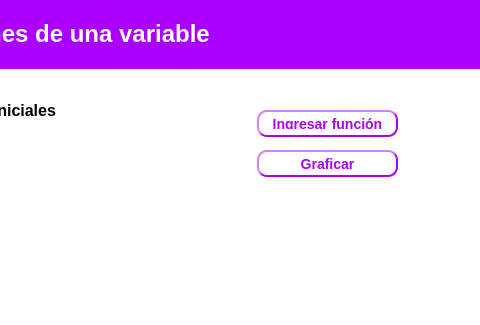
First picture: the form in UI/paginaprincipal.ui, repository dhoyoso/AnalisisNumerico, before the edit; both pictures show x 383 to 863 and y 0 to 325 of the 863 by 558 pixel window.
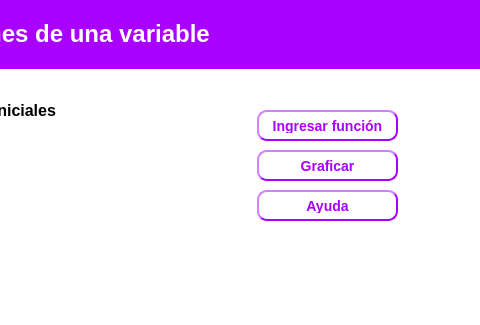
Second picture: the form after the edit.

Diff of the .ui file:
```diff
--- a/UI/paginaprincipal.ui
+++ b/UI/paginaprincipal.ui
@@ -277,7 +277,7 @@
      <x>640</x>
      <y>110</y>
      <width>141</width>
-     <height>27</height>
+     <height>31</height>
     </rect>
    </property>
    <property name="font">
@@ -307,7 +307,7 @@
      <x>640</x>
      <y>150</y>
      <width>141</width>
-     <height>27</height>
+     <height>31</height>
     </rect>
    </property>
    <property name="font">
@@ -377,6 +377,36 @@
     <string>&lt;html&gt;&lt;head/&gt;&lt;body&gt;&lt;p align=&quot;center&quot;&gt;&lt;span style=&quot; font-size:18pt; font-weight:600; color:#ffffff;&quot;&gt;Ecuaciones de una variable&lt;/span&gt;&lt;/p&gt;&lt;/body&gt;&lt;/html&gt;</string>
    </property>
   </widget>
+  <widget class="QPushButton" name="ayuda">
+   <property name="geometry">
+    <rect>
+     <x>640</x>
+     <y>190</y>
+     <width>141</width>
+     <height>31</height>
+    </rect>
+   </property>
+   <property name="font">
+    <font>
+     <pointsize>-1</pointsize>
+     <weight>75</weight>
+     <italic>false</italic>
+     <bold>true</bold>
+    </font>
+   </property>
+   <property name="styleSheet">
+    <string notr="true">color: rgb(170, 0, 255);
+	border-width: 2px;
+    border-style: outset;
+    border-radius: 10px;
+    border-color:rgb(170, 0, 255);
+    font: bold 14px;
+    padding: 6px;</string>
+   </property>
+   <property name="text">
+    <string>Ayuda</string>
+   </property>
+  </widget>
  </widget>
  <resources/>
  <connections/>
```
